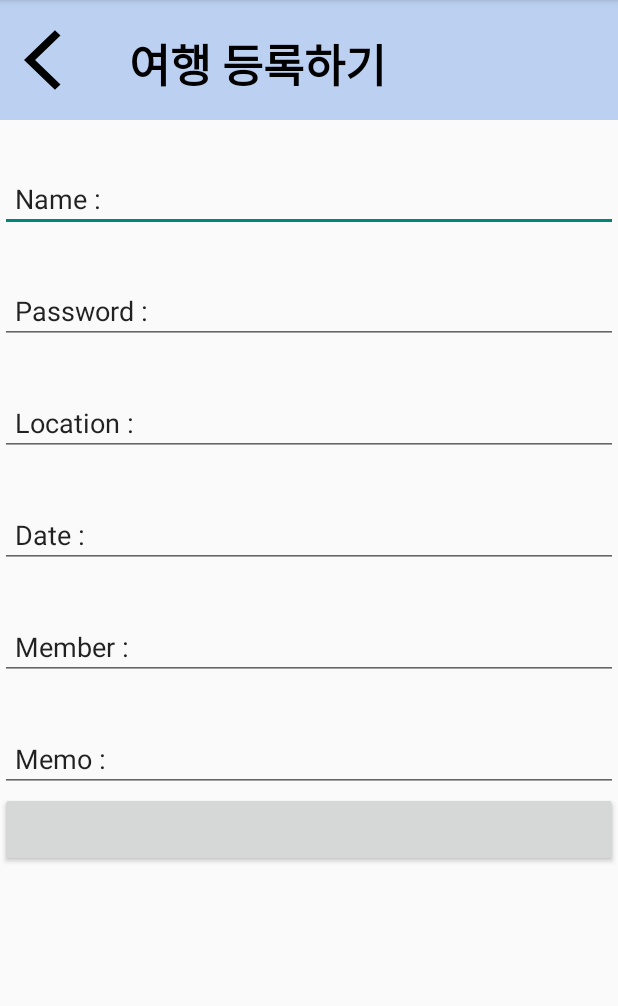
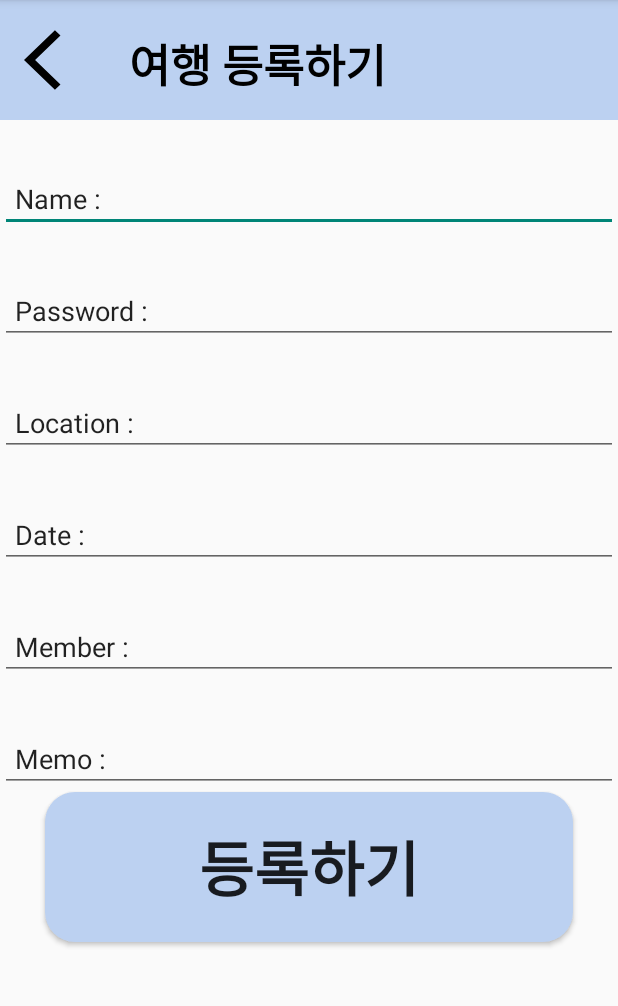
Before and after one commit to CareTravel/CareTravel, an Android app: the make_room screen opened directly, with no data from a screen before it, on a phone screen of 412 x 824 dp, the part 84-1090 px from its top. Run offline under Robolectric (Android 15) with nearby library versions, the phone set to English and light mode, and no system bars.

Commit message:
여행등록

```diff
--- a/app/src/main/res/layout/activity_make_room.xml
+++ b/app/src/main/res/layout/activity_make_room.xml
@@ -72,7 +72,12 @@
 
     <Button
         android:layout_width="match_parent"
-        android:layout_height="50dp"
+        android:layout_height="100dp"
+        android:layout_marginHorizontal="30dp"
+        android:background="@drawable/room"
+        android:text="등록하기"
+        android:textStyle="bold"
+        android:textSize="40dp"
         tools:ignore="SpeakableTextPresentCheck" />
 
 
```
